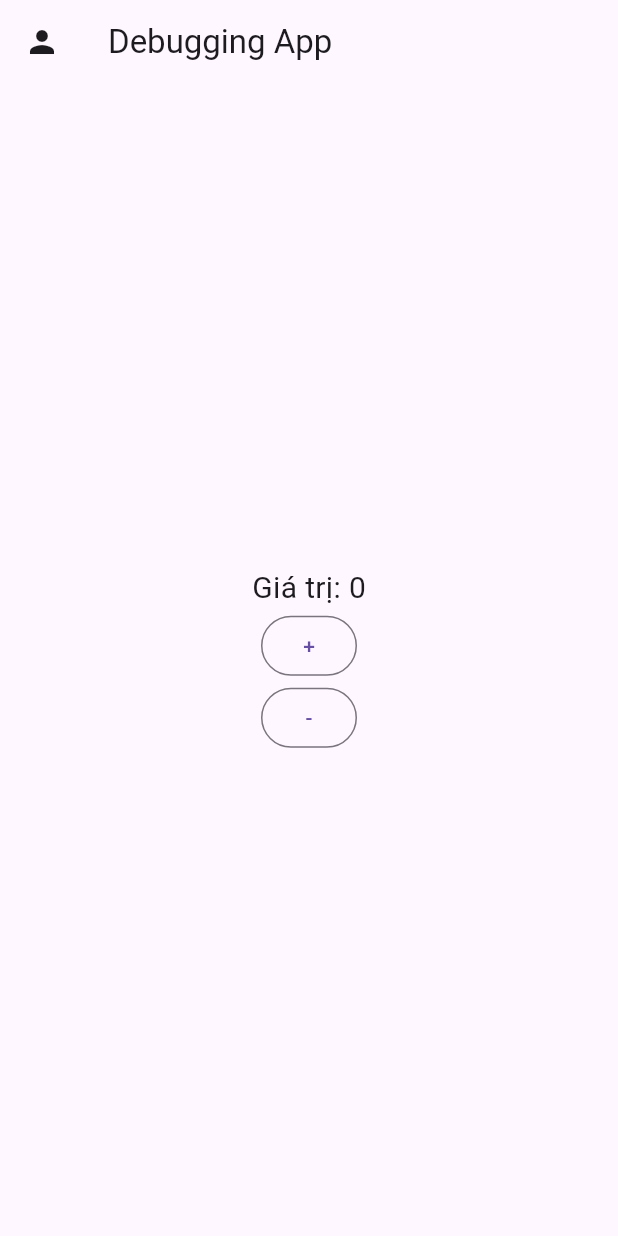
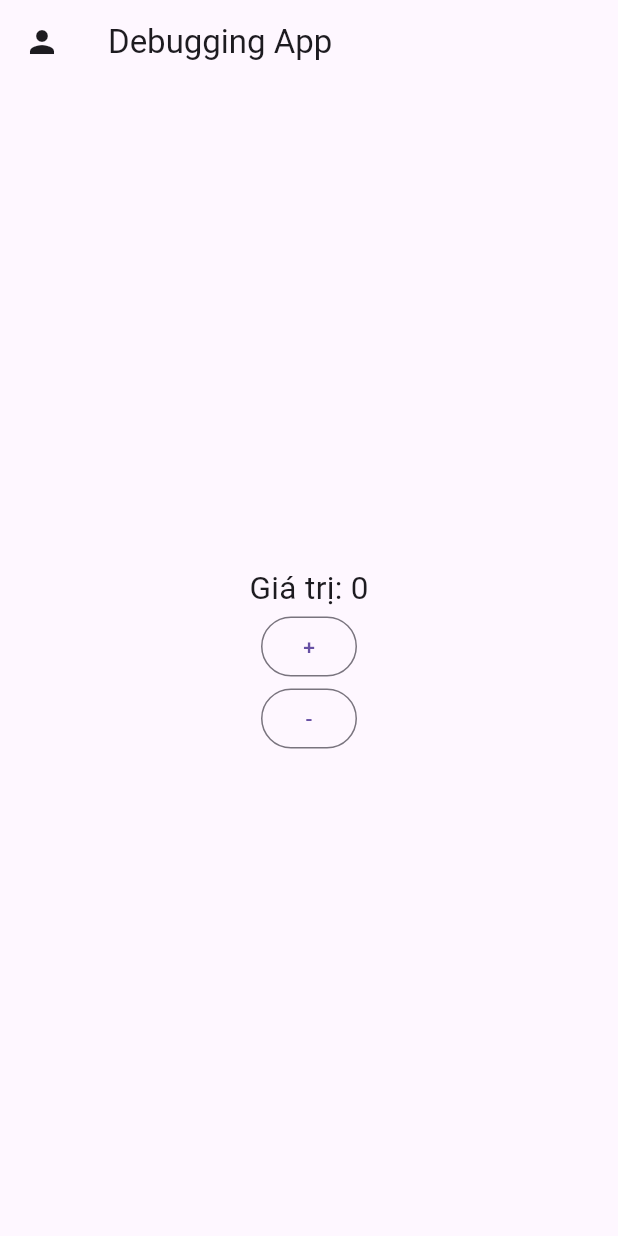
Before and after one commit to DaoVanTung/btvn, a Flutter app: the screen it shows after launch, on a phone screen of 412 x 824 dp. Run offline on Flutter 3.47's test engine with Material 3 defaults, Android fonts, the phone set to English and light mode, and no system bars.

Commit message:
Change font size

```diff
--- a/lib/main.dart
+++ b/lib/main.dart
@@ -19,7 +19,7 @@ class _MyAppState extends State<MyApp> {
   Widget _buildText() {
     return Text(
       'Giá trị: ${_myObject.value}',
-      style: const TextStyle(fontSize: 20),
+      style: const TextStyle(fontSize: 21),
     );
   }
 
```
